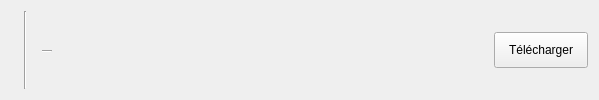
This is src/views/song.ui in Didiloy/spotwrap as Qt 5 draws it before an edit. The edited form follows.
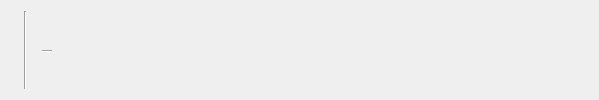
This is the edited form.

Commit message: added progress bar to mainwindows, ui changes in song.py

What changed in the file:
```diff
--- a/src/views/song.ui
+++ b/src/views/song.ui
@@ -111,21 +111,9 @@
     </spacer>
    </item>
    <item>
-    <widget class="QPushButton" name="buttonDownloadSingleSong">
-     <property name="sizePolicy">
-      <sizepolicy hsizetype="Fixed" vsizetype="Fixed">
-       <horstretch>0</horstretch>
-       <verstretch>0</verstretch>
-      </sizepolicy>
-     </property>
-     <property name="minimumSize">
-      <size>
-       <width>94</width>
-       <height>36</height>
-      </size>
-     </property>
+    <widget class="QLabel" name="labelDuration">
      <property name="text">
-      <string>Télécharger</string>
+      <string/>
      </property>
     </widget>
    </item>
```
The commit also changes 5 other files.
